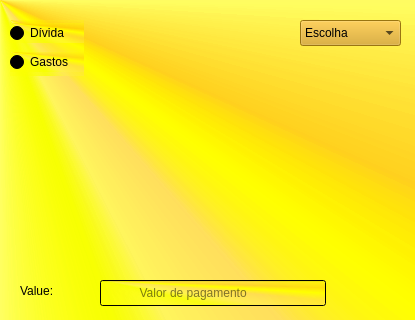
The window that mainwindow.ui (Cleber-git/cach_manage) describes before a commit, drawn with Qt 5; both pictures show x 0 to 415 and y 0 to 320 of the 415 by 600 pixel window.
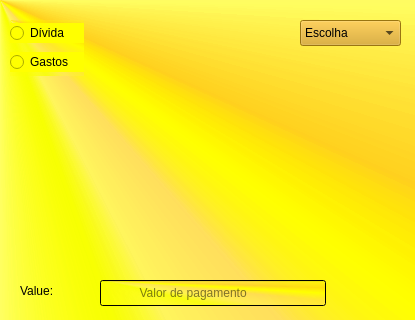
The same window after the commit. Icons and pictures are not drawn.

Commit message: Agrupando para dar pull

```diff
--- a/mainwindow.ui
+++ b/mainwindow.ui
@@ -221,7 +221,7 @@
      <string>Data</string>
     </property>
    </widget>
-   <widget class="QWidget" name="">
+   <widget class="QWidget" name="layoutWidget">
     <property name="geometry">
      <rect>
       <x>10</x>
@@ -234,7 +234,7 @@
      <item>
       <widget class="QRadioButton" name="radioButton">
        <property name="styleSheet">
-        <string notr="true"/>
+        <string notr="true">background: yellow ;</string>
        </property>
        <property name="text">
         <string>Dívida</string>
@@ -243,6 +243,9 @@
      </item>
      <item>
       <widget class="QRadioButton" name="radioButton_2">
+       <property name="styleSheet">
+        <string notr="true">background: yellow ;</string>
+       </property>
        <property name="text">
         <string>Gastos</string>
        </property>
```
The commit also changes 1 other file.
